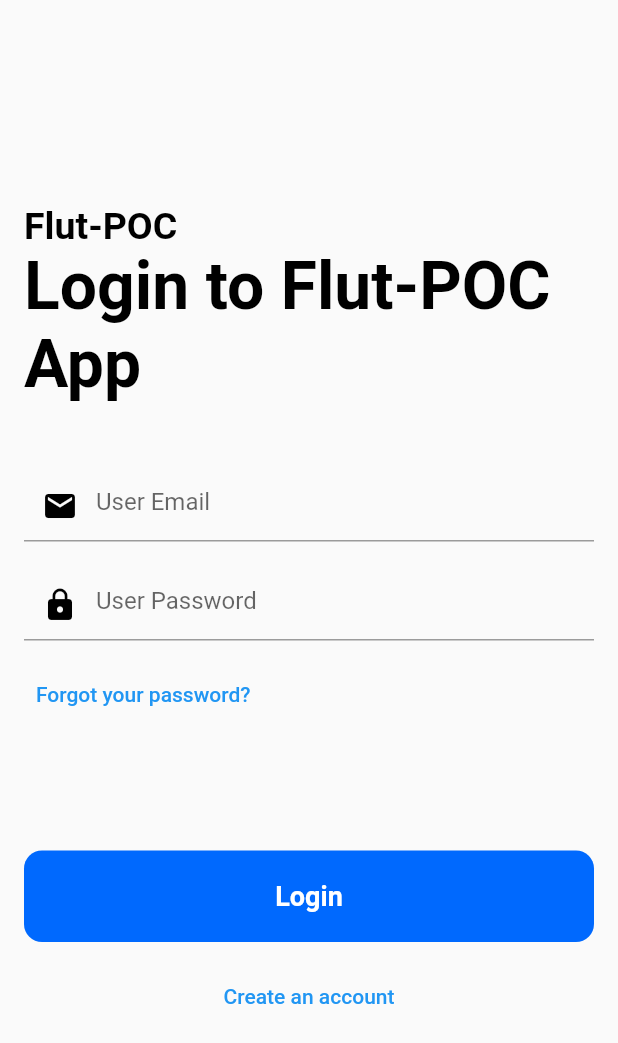
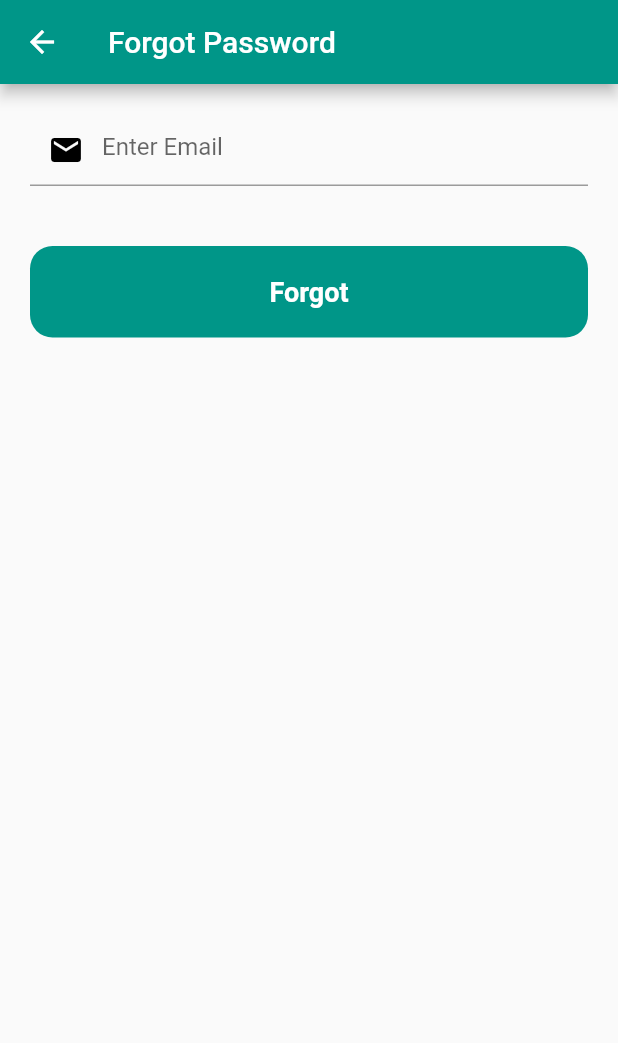
Before and after one commit to md64-decode/flutter_poc, a Flutter app: the screen it shows after launch, after a tap on "Forgot your password?", on a phone screen of 412 x 824 dp. Shown: the top 1043 px of the screen. Run offline on Flutter 3.47's test engine with Material 2 defaults, Android fonts, the phone set to English and light mode, and no system bars; our stand-ins replace firebase_auth, firebase_core; accounts and stored records are empty.

```diff
--- /dev/null
+++ b/lib/ForgotPasswordPage.dart
@@ -0,0 +1,99 @@
+import 'package:firebase_auth/firebase_auth.dart';
+import 'package:flutter/material.dart';
+
+class ForgotPasswordPage extends StatefulWidget {
+  const ForgotPasswordPage({Key? key}) : super(key: key);
+
+  @override
+  State<ForgotPasswordPage> createState() => _ForgotPasswordPageState();
+}
+
+class _ForgotPasswordPageState extends State<ForgotPasswordPage> {
+  final _firebase = FirebaseAuth.instance;
+  final _form = GlobalKey<FormState>();
+  var _enteredEmail = '';
+
+  void _submit() async {
+    final isValid = _form.currentState!.validate();
+
+    if (!isValid) {
+      return;
+    }
+
+    _form.currentState!.save();
+    _firebase.sendPasswordResetEmail(email: _enteredEmail).then((value){
+      ScaffoldMessenger.of(context).clearSnackBars();
+      ScaffoldMessenger.of(context).showSnackBar(
+          const SnackBar(content: Text('we have sent you email to recover password, please check email')));
+
+      _form.currentState?.reset();
+    }).onError((error, stackTrace){
+      ScaffoldMessenger.of(context).clearSnackBars();
+      ScaffoldMessenger.of(context).showSnackBar(
+          SnackBar(content: Text(error.toString())));
+    });
+  }
+
+  @override
+  Widget build(BuildContext context) {
+    return Scaffold(
+      appBar: AppBar(
+        title: const Text('Forgot Password'),
+      ),
+      body: Padding(
+        padding: const EdgeInsets.all(20.0),
+        child: Form(
+          key: _form,
+          child: Column(
+            mainAxisSize: MainAxisSize.min,
+            children: [
+              TextFormField(
+                keyboardType: TextInputType.emailAddress,
+                autocorrect: false,
+                textCapitalization: TextCapitalization.none,
+                decoration: const InputDecoration(
+                  hintText: "Enter Email",
+                  prefixIcon: Icon(
+                    Icons.mail,
+                    color: Colors.black,
+                  ),
+                ),
+                validator: (value) {
+                  if (value == null ||
+                      value.trim().isEmpty ||
+                      !value.contains('@')) {
+                    return 'Please enter a valid email address';
+                  }
+                  return null;
+                },
+                onSaved: (value) {
+                  _enteredEmail = value!;
+                },
+              ),
+              SizedBox(height: 40,),
+              Container(
+                width: double.infinity,
+                child: RawMaterialButton(
+                  fillColor: Theme.of(context).primaryColor,
+                  elevation: 0.0,
+                  padding: const EdgeInsets.symmetric(vertical: 20.0),
+                  shape: RoundedRectangleBorder(
+                    borderRadius: BorderRadius.circular(15.0),
+                  ),
+                  onPressed: _submit,
+                  child: const Text(
+                    'Forgot',
+                    style: TextStyle(
+                        color: Colors.white,
+                        fontSize: 18.0,
+                        fontWeight: FontWeight.bold),
+                  ),
+                ),
+              ),
+            ],
+          ),
+        ),
+      ),
+    );
+  }
+}
--- a/lib/LoginPage.dart
+++ b/lib/LoginPage.dart
@@ -1,7 +1,6 @@
 import 'package:flutter/material.dart';
 import 'package:firebase_auth/firebase_auth.dart';
-
-final _firebase = FirebaseAuth.instance;
+import 'package:flutter_poc/ForgotPasswordPage.dart';
 
 class LoginPage extends StatefulWidget {
   const LoginPage({super.key});
@@ -11,6 +10,7 @@ class LoginPage extends StatefulWidget {
 }
 
 class _LoginPageState extends State<LoginPage> {
+  final _firebase = FirebaseAuth.instance;
   var _isLogin = true;
   final _form = GlobalKey<FormState>();
 
@@ -63,7 +63,7 @@ class _LoginPageState extends State<LoginPage> {
                 const Text(
                   "Flut-POC",
                   style: TextStyle(
-                    color: Colors.black,
+                    color: Colors.teal,
                     fontSize: 25.0,
                     fontWeight: FontWeight.bold,
                   ),
@@ -71,7 +71,7 @@ class _LoginPageState extends State<LoginPage> {
                 Text(
                   _isLogin ? "Login to Flut-POC App" : "Signup to Flut-POC App",
                   style: const TextStyle(
-                    color: Colors.black,
+                    color: Colors.teal,
                     fontSize: 44.0,
                     fontWeight: FontWeight.bold,
                   ),
@@ -92,7 +92,7 @@ class _LoginPageState extends State<LoginPage> {
                           hintText: "User Email",
                           prefixIcon: Icon(
                             Icons.mail,
-                            color: Colors.black,
+                            color: Colors.teal,
                           ),
                         ),
                         validator: (value) {
@@ -116,7 +116,7 @@ class _LoginPageState extends State<LoginPage> {
                           hintText: "User Password",
                           prefixIcon: Icon(
                             Icons.lock,
-                            color: Colors.black,
+                            color: Colors.teal,
                           ),
                         ),
                         validator: (value) {
@@ -138,25 +138,30 @@ class _LoginPageState extends State<LoginPage> {
                 ),
                 _isLogin
                     ? TextButton(
-                  style: TextButton.styleFrom(foregroundColor: Colors.white10),
+                        style: TextButton.styleFrom(
+                            foregroundColor: Colors.white10),
                         child: const Text(
                           'Forgot your password?',
                           style: TextStyle(
-                      color: Colors.blue,
+                            color: Colors.teal,
                           ),
                         ),
                         onPressed: () {
-                    print('Forgot button pressed');
+                          Navigator.push(
+                              context,
+                              MaterialPageRoute(
+                                  builder: (context) =>
+                                      const ForgotPasswordPage()));
                         },
                       )
-                    : const SizedBox(height: 12),
+                    : const SizedBox(height: 48),
                 const SizedBox(
                   height: 80.0,
                 ),
                 Container(
                   width: double.infinity,
                   child: RawMaterialButton(
-                    fillColor: const Color(0xFF0069FE),
+                    fillColor: Theme.of(context).primaryColor,
                     elevation: 0.0,
                     padding: const EdgeInsets.symmetric(vertical: 20.0),
                     shape: RoundedRectangleBorder(
@@ -182,11 +187,12 @@ class _LoginPageState extends State<LoginPage> {
                     child: Text(
                       _isLogin ? 'Create an account' : 'I Already have an account.',
                       style: const TextStyle(
-                        color: Colors.blue,
+                        color: Colors.teal,
                       ),
                     ),
                     onPressed: () {
                       setState(() {
+                        _form.currentState?.reset();
                         _isLogin = !_isLogin;
                       });
                     },
--- a/lib/main.dart
+++ b/lib/main.dart
@@ -21,6 +21,9 @@ class MyApp extends StatelessWidget {
   @override
   Widget build(BuildContext context) {
     return MaterialApp(
+      theme: ThemeData(
+        primarySwatch: Colors.teal
+      ),
       home: StreamBuilder(
           stream: FirebaseAuth.instance.authStateChanges(),
           builder: (ctx, snapshot) {
--- a/pubspec.yaml
+++ b/pubspec.yaml
@@ -37,6 +37,8 @@ dependencies:
   cupertino_icons: ^1.0.2
   firebase_core: ^2.15.0
   firebase_auth: ^4.7.0
+  firebase_storage: ^11.2.5
+  image_picker: ^1.0.1
 
 dev_dependencies:
   flutter_test:
```
Also changed, not shown: lib/widgets/user_image_picker.dart (added), pubspec.lock, 1 other file. Lines whose indentation alone changed are shown as unchanged.
